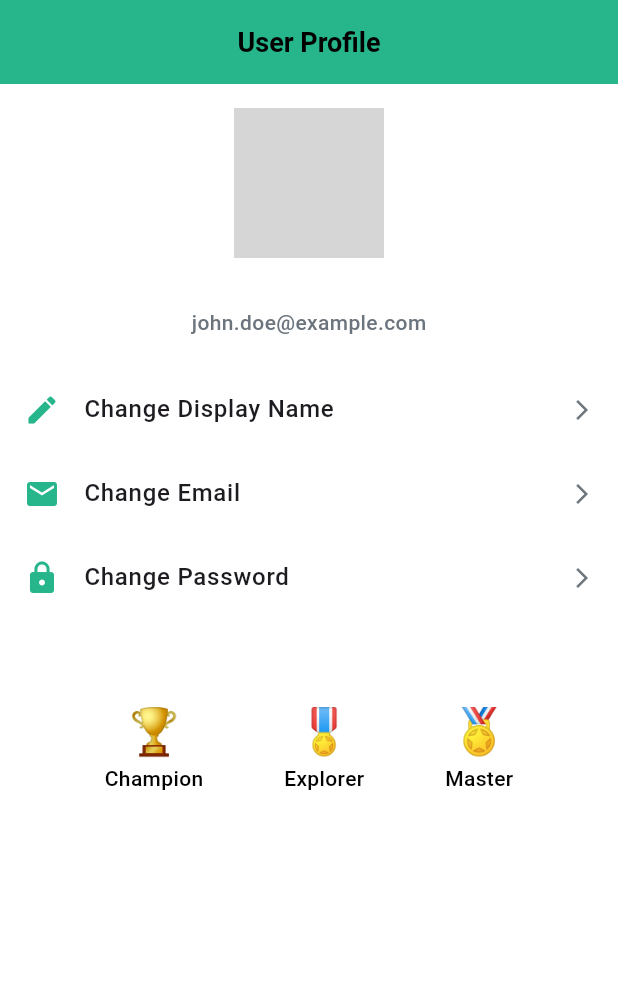
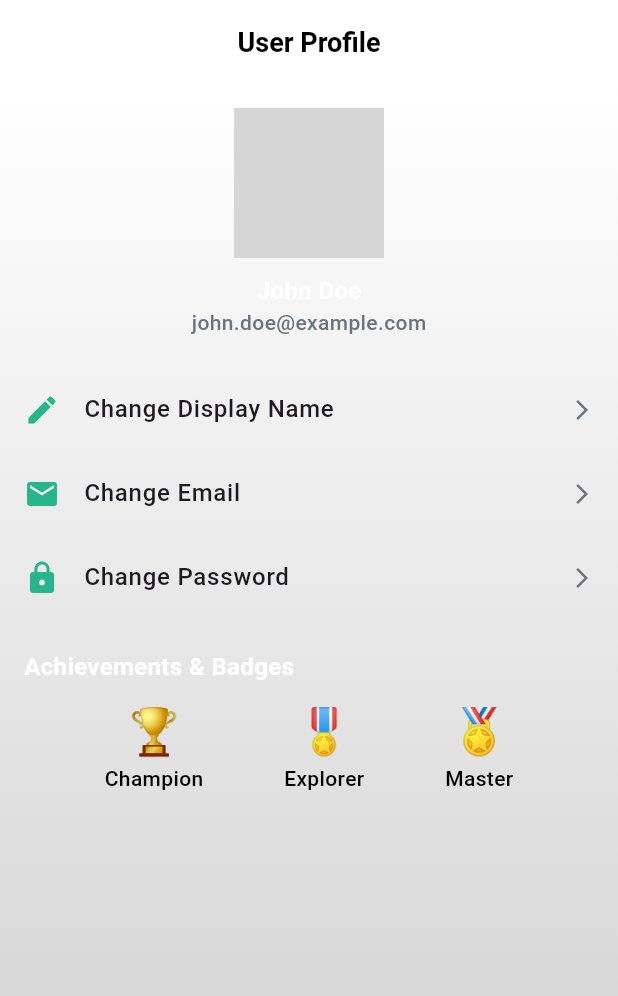
Before and after one commit to SenulyaK/LexChoice, a Flutter app: the UserProfilePage screen opened directly, on a phone screen of 412 x 824 dp. Shown: the top 996 px of the screen. Run offline on Flutter 3.47's test engine with Material 3 defaults, Android fonts, the light colour scheme and no system bars; our stand-ins replace animated_splash_screen, get, get_storage, iconsax, logger, lottie and 1 more; accounts and stored records are empty; Roboto replaces fonts that are missing (Poppins); grey boxes are pictures that could not be loaded.

Commit message:
User profile page background updated

```diff
--- a/lib/screens/user_profile/user_profile_page.dart
+++ b/lib/screens/user_profile/user_profile_page.dart
@@ -20,11 +20,26 @@ class UserProfilePage extends StatelessWidget {
           "User Profile",
           style: TextStyle(fontWeight: FontWeight.w600),
         ),
-        backgroundColor: LCColors.primary,
+        backgroundColor: Colors.transparent,
         elevation: 0,
         centerTitle: true,
       ),
-      body: Padding(
+      body: Container(
+        decoration: BoxDecoration(
+          gradient: LinearGradient(
+            colors: [
+              // Check if the current theme is dark or light
+              Theme.of(context).brightness == Brightness.dark
+                  ? LCColors.secondary // Dark mode colors
+                  : Colors.white, // Light mode colors
+              Theme.of(context).brightness == Brightness.dark
+                  ? LCColors.background // Dark mode colors
+                  : LCColors.darkGrey, // Light mode colors
+            ],
+            begin: Alignment.topCenter,
+            end: Alignment.bottomCenter,
+          ),
+        ),
         padding: EdgeInsets.all(LCSizes.md),
         child: Column(
           crossAxisAlignment: CrossAxisAlignment.start,
```
